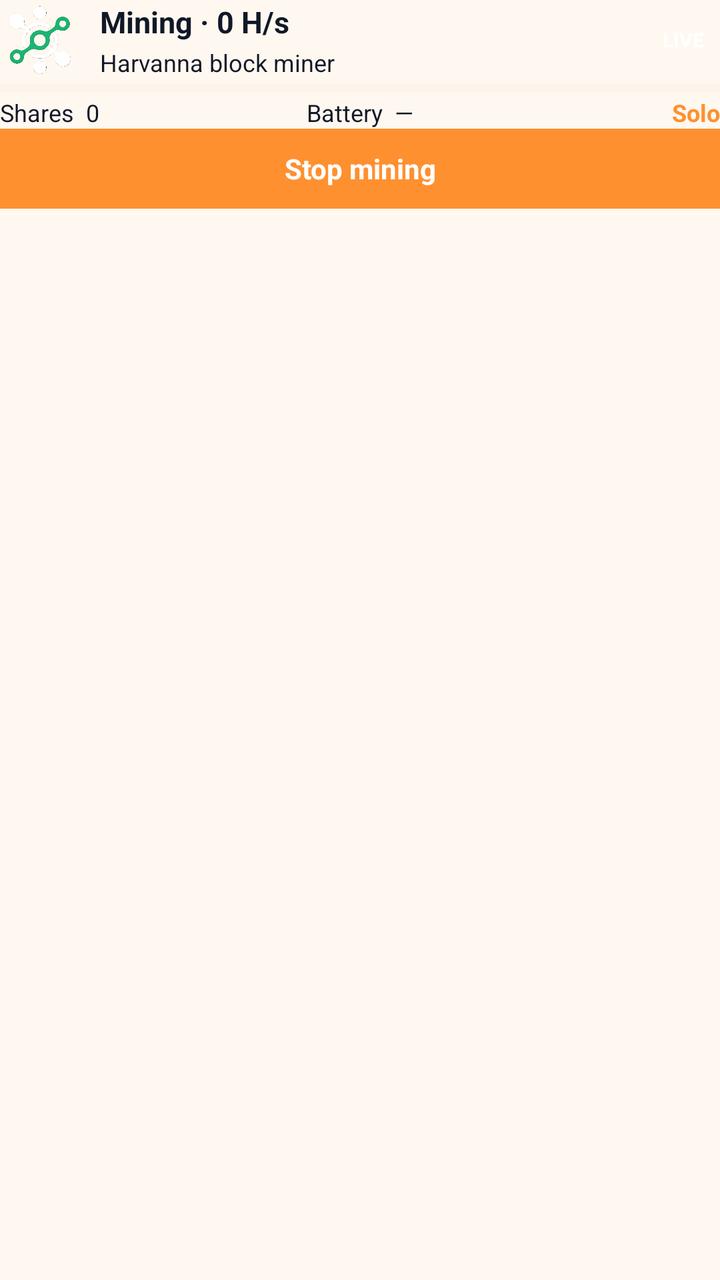
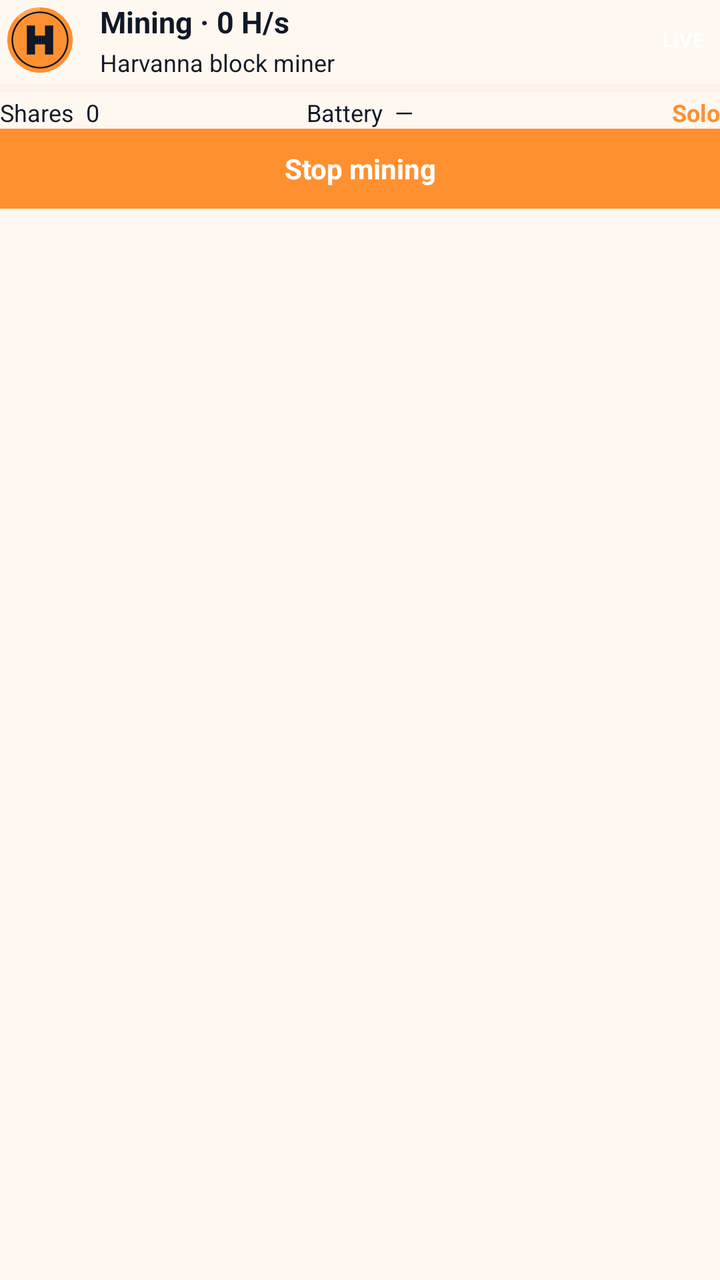

Before-and-after screenshots of an Android layout around one commit, followed by the original layout XML and the change that was made.
<!-- AndroidManifest.xml: application theme AppTheme -->
<!-- res/layout/notification_mining_big.xml -->
<LinearLayout
	xmlns:android="http://schemas.android.com/apk/res/android"
	xmlns:app="http://schemas.android.com/apk/res-auto"
	xmlns:tools="http://schemas.android.com/tools"
	android:layout_width="match_parent"
	android:layout_height="wrap_content"
	android:orientation="vertical"
	android:padding="0dp">
	<LinearLayout
		android:id="@+id/linear13"
		android:layout_width="match_parent"
		android:layout_height="match_parent"
		android:orientation="vertical">
		<LinearLayout
			android:id="@+id/linear10"
			android:layout_width="match_parent"
			android:layout_height="wrap_content"
			android:gravity="center_vertical"
			android:orientation="horizontal">
			<ImageView
				android:id="@+id/notif_icon"
				android:layout_width="40dp"
				android:layout_height="40dp"
				android:padding="3dp"
				android:src="@drawable/main_app_logo"
				android:scaleType="centerInside"
				android:focusable="false" />
			<LinearLayout
				android:id="@+id/linear11"
				android:layout_width="0dp"
				android:layout_height="wrap_content"
				android:orientation="vertical"
				android:layout_weight="1"
				android:layout_marginStart="10dp">
				<TextView
					android:id="@+id/notif_title"
					android:layout_width="match_parent"
					android:layout_height="wrap_content"
					android:text="Mining · 0 H/s"
					android:textSize="15sp"
					android:textStyle="bold"
					android:textColor="@color/colorTextPrimary"
					android:focusable="false" />
				<TextView
					android:id="@+id/notif_subtitle"
					android:layout_width="match_parent"
					android:layout_height="wrap_content"
					android:layout_marginTop="2dp"
					android:text="Harvanna block miner"
					android:textSize="12sp"
					android:textColor="@color/colorTextDark"
					android:focusable="false" />
			</LinearLayout>
			<TextView
				android:id="@+id/notif_badge"
				android:layout_width="wrap_content"
				android:layout_height="wrap_content"
				android:paddingLeft="8dp"
				android:paddingTop="3dp"
				android:paddingRight="8dp"
				android:paddingBottom="3dp"
				android:text="LIVE"
				android:textSize="10sp"
				android:textStyle="bold"
				android:textColor="@color/colorSurface"
				android:focusable="false" />
		</LinearLayout>
		<ProgressBar
			android:id="@+id/notif_hash_bar"
			android:layout_width="match_parent"
			android:layout_height="8dp"
			android:indeterminate="false"
			style="?android:progressBarStyleHorizontal"
			android:focusable="false"
			android:progressTint="@color/colorAccent"
			android:progressBackgroundTint="@color/colorSurfaceRaised" />
		<LinearLayout
			android:id="@+id/linear12"
			android:layout_width="match_parent"
			android:layout_height="wrap_content"
			android:orientation="horizontal">
			<TextView
				android:id="@+id/notif_shares"
				android:layout_width="0dp"
				android:layout_height="wrap_content"
				android:text="Shares  0"
				android:textSize="12sp"
				android:textColor="@color/colorTextPrimary"
				android:layout_weight="1"
				android:focusable="false" />
			<TextView
				android:id="@+id/notif_battery"
				android:layout_width="0dp"
				android:layout_height="wrap_content"
				android:gravity="center_horizontal|center_vertical"
				android:text="Battery  —"
				android:textSize="12sp"
				android:textColor="@color/colorTextPrimary"
				android:layout_weight="1"
				android:focusable="false" />
			<TextView
				android:id="@+id/notif_mode"
				android:layout_width="0dp"
				android:layout_height="wrap_content"
				android:text="Solo"
				android:textSize="12sp"
				android:textStyle="bold"
				android:textColor="@color/colorAccent"
				android:layout_weight="1"
				android:gravity="end"
				android:focusable="false" />
		</LinearLayout>
		<TextView
			android:id="@+id/notif_btn_stop"
			android:layout_width="match_parent"
			android:layout_height="40dp"
			android:background="@color/colorAccent"
			android:gravity="center_horizontal|center_vertical"
			android:text="Stop mining"
			android:textSize="14sp"
			android:textStyle="bold"
			android:textColor="@color/colorQrBackground"
			android:focusable="false" />
	</LinearLayout>
</LinearLayout>
<!-- resources referenced by this layout -->
<resources>
  <color name="colorAccent">#FF9030</color>
  <color name="colorQrBackground">#FFFFFF</color>
  <color name="colorSurface">#FFFFFF</color>
  <color name="colorSurfaceRaised">#F3E9DC</color>
  <color name="colorTextDark">#111827</color>
  <color name="colorTextPrimary">#111827</color>
  <!-- drawable main_app_logo: png bitmap (drawable-xhdpi, 221094 bytes) -->
  <style name="HarvannaTextView" parent="android:Widget.TextView">
          <item name="android:textColor">@color/colorTextPrimary</item>
      </style>
  <color name="colorTextOnAccent">#111827</color>
  <color name="colorAccentDark">#E57A14</color>
  <color name="colorError">#EF4444</color>
  <color name="colorTextPrimaryWhite">#FFFFFF</color>
  <color name="colorControlNormal">#6B7280</color>
  <color name="colorAccentRipple">#1AFF9030</color>
  <color name="colorAccentStroke">#33FF9030</color>
  <color name="colorAccentStrong">#B85F0A</color>
  <color name="colorBackground">#FFF8F0</color>
  <color name="colorTextSecondary">#4B5563</color>
  <color name="colorTextTertiary">#6B7280</color>
  <style name="HarvannaBottomSheetDialog" parent="ThemeOverlay.MaterialComponents.BottomSheetDialog">
          <item name="colorPrimary">@color/colorAccent</item>
          <item name="colorAccent">@color/colorAccent</item>
          <item name="colorSurface">@color/colorSurface</item>
          <item name="colorOnPrimary">@color/colorTextOnAccent</item>
          <item name="colorOnSurface">@color/colorTextPrimary</item>
          <item name="colorOnSurfaceVariant">@color/colorTextSecondary</item>
          <item name="android:textColorPrimary">@color/colorTextPrimary</item>
          <item name="bottomSheetStyle">@style/HarvannaBottomSheetStyle</item>
      </style>
  <style name="HarvannaDialogButton" parent="Widget.MaterialComponents.Button.TextButton.Dialog">
          <item name="android:textColor">@color/colorAccent</item>
          <item name="android:minHeight">48dp</item>
      </style>
  <style name="HarvannaBottomSheetStyle" parent="Widget.MaterialComponents.BottomSheet.Modal">
          <item name="backgroundTint">?attr/colorSurface</item>
          <item name="shapeAppearanceOverlay">@style/HarvannaBottomSheetShape</item>
      </style>
  <style name="HarvannaBottomSheetShape" parent="">
          <item name="cornerFamily">rounded</item>
          <item name="cornerSizeTopLeft">20dp</item>
          <item name="cornerSizeTopRight">20dp</item>
          <item name="cornerSizeBottomLeft">0dp</item>
          <item name="cornerSizeBottomRight">0dp</item>
      </style>
  <!-- unchanged entries left out for length: 2 -->
</resources>

<!-- the commit's change to res/layout/notification_mining_big.xml (unified diff, before → after) -->
@@ -22,7 +22,7 @@
 				android:layout_width="40dp"
 				android:layout_height="40dp"
 				android:padding="3dp"
-				android:src="@drawable/main_app_logo"
+				android:src="@drawable/ic_coin_harv"
 				android:scaleType="centerInside"
 				android:focusable="false" />
 			<LinearLayout
<!-- resource entries referenced after the edit -->
@@ -6,7 +6,32 @@
   <color name="colorSurfaceRaised">#F3E9DC</color>
   <color name="colorTextDark">#111827</color>
   <color name="colorTextPrimary">#111827</color>
-  <!-- drawable main_app_logo: png bitmap (drawable-xhdpi, 221094 bytes) -->
+  <!-- drawable ic_coin_harv (drawable) -->
+  <?xml version="1.0" encoding="utf-8"?>
+  <vector xmlns:android="http://schemas.android.com/apk/res/android"
+      android:width="108dp"
+      android:height="108dp"
+      android:viewportWidth="108"
+      android:viewportHeight="108">
+      
+      <path
+          android:fillColor="#FF9030"
+          android:pathData="M54,2a52,52 0,1 0,0.001 0z" />
+      
+      <path
+          android:fillColor="#33FFFFFF"
+          android:pathData="M54,2A52,52 0,0 0,17.2 17.2L24.5,24.5A41.7,41.7 0,0 1,54 12.3z" />
+      
+      <path
+          android:fillColor="#00000000"
+          android:strokeColor="#111827"
+          android:strokeWidth="2.6"
+          android:pathData="M54,10a44,44 0,1 0,0.001 0z" />
+      
+      <path
+          android:fillColor="#111827"
+          android:pathData="M33,31h13v16h16V31h13v46H62V61H46v16H33z" />
+  </vector>
   <style name="HarvannaTextView" parent="android:Widget.TextView">
           <item name="android:textColor">@color/colorTextPrimary</item>
       </style>
